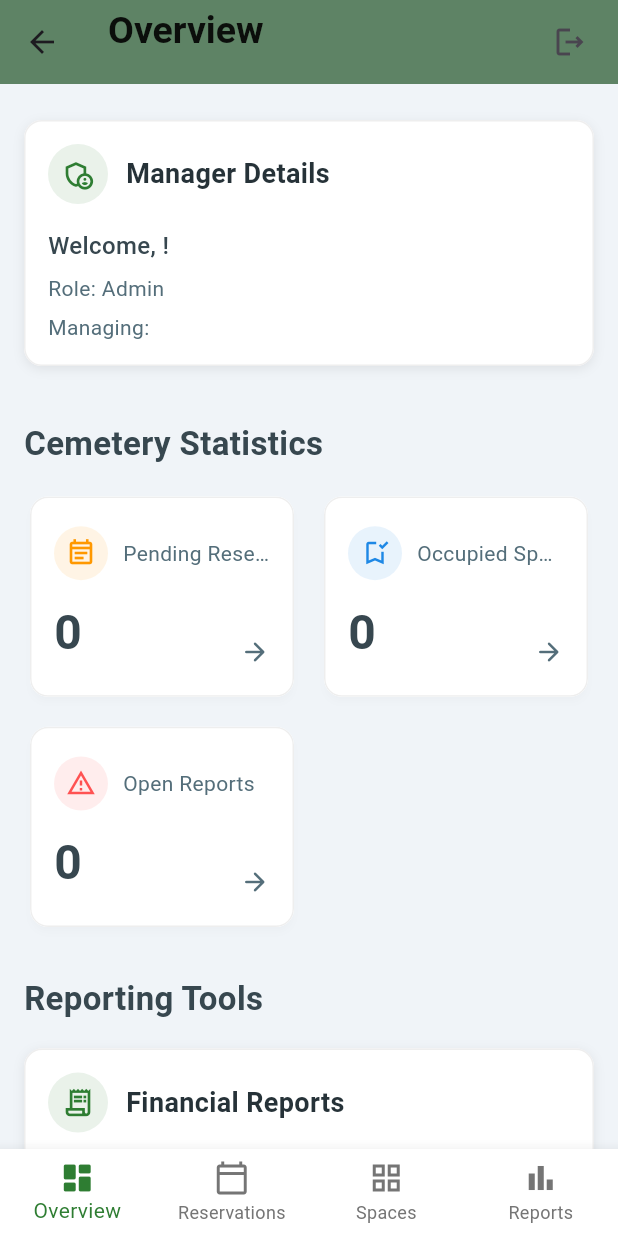
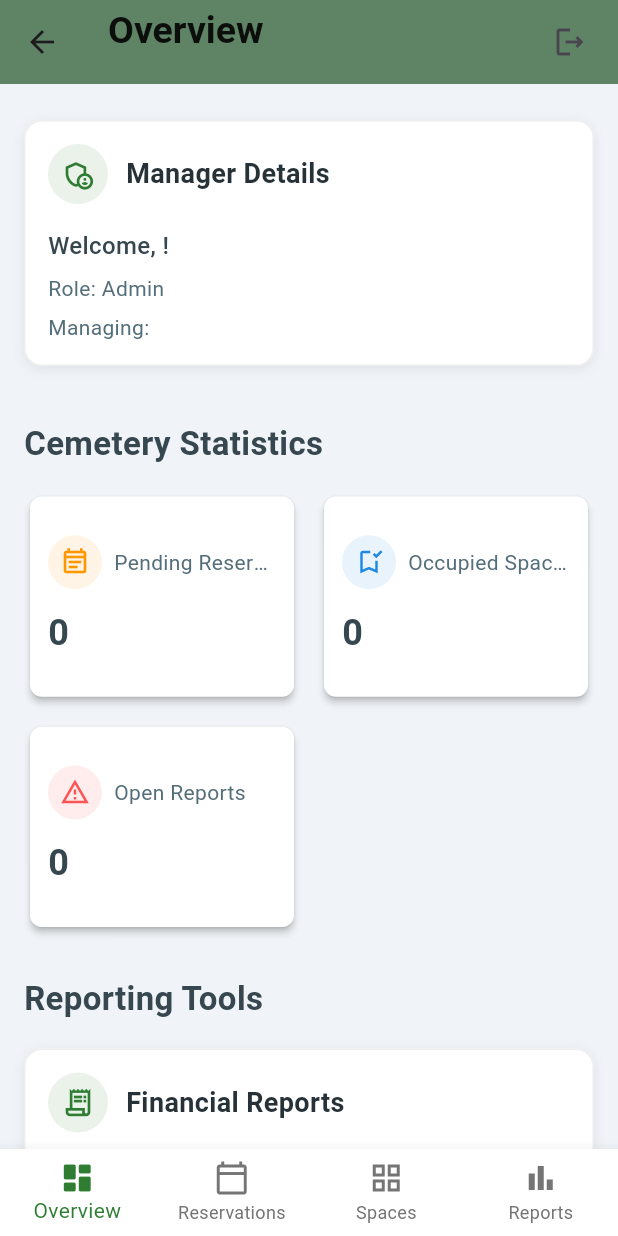
Before and after one commit to lilbenji03/Senior_project---cemetery-management-system, a Flutter app: the AdminDashboardScreen screen opened directly with empty values, on a phone screen of 412 x 824 dp. Run offline on Flutter 3.47's test engine with Material 3 defaults, Android fonts, the phone set to English and light mode, and no system bars; our stand-ins replace flutter_markdown, pdf, printing, shared_preferences, supabase_flutter; accounts and stored records are empty; network calls fail.

Commit message:
last adjustiments

```diff
--- a/lib/models/admin_payment_report_model.dart
+++ b/lib/models/admin_payment_report_model.dart
@@ -32,14 +32,13 @@ class PaymentDetail {
     }
   }
 
+  // MODIFIED: Changed currency symbol to 'Ksh.'
   String get formattedAmount =>
-      NumberFormat.currency(symbol: '₱', decimalDigits: 2).format(amount);
+      NumberFormat.currency(symbol: 'Ksh. ', decimalDigits: 2).format(amount);
   String get formattedDate => DateFormat.yMMMd().format(paymentDate);
 }
 
-// AdminPaymentReport class remains unchanged.
 class AdminPaymentReport {
-  // ... (no changes needed here)
   final double totalRevenue;
   final int totalTransactions;
   final DateTime startDate;
@@ -78,8 +77,10 @@ class AdminPaymentReport {
     );
   }
 
+  // MODIFIED: Changed currency symbol to 'Ksh.'
   String get formattedTotalRevenue =>
-      NumberFormat.currency(symbol: '₱', decimalDigits: 2).format(totalRevenue);
+      NumberFormat.currency(symbol: 'Ksh. ', decimalDigits: 2)
+          .format(totalRevenue);
   String get formattedDateRange =>
       '${DateFormat.yMMMd().format(startDate)} - ${DateFormat.yMMMd().format(endDate)}';
 }
--- a/lib/screens/admin/manage_reservations_admin_screen.dart
+++ b/lib/screens/admin/manage_reservations_admin_screen.dart
@@ -106,7 +106,6 @@ class _ManageReservationsAdminScreenState
     }
   }
 
-  /// --- THIS IS THE CORRECTED METHOD ---
   /// Fetches reservation data from the database.
   /// The [showLoadingIndicator] flag prevents the UI from flashing a loading
   /// spinner during background refreshes triggered by real-time events.
@@ -125,7 +124,6 @@ class _ManageReservationsAdminScreenState
       var query = Supabase.instance.client
           .from('detailed_reservations')
           .select('*')
-          // FIX: Removed the erroneous space between 'widget.c' and 'cemeteryId'
           .eq('cemetery_id', widget.cemeteryId!);
 
       if (_selectedFilterStatus != null) {
@@ -349,6 +347,19 @@ class _ManageReservationsAdminScreenState
                       "Expires:", _formatDateTime(reservation.expiresAt)),
                 _detailDialogRow("Est. Cost:",
                     "KES ${reservation.estimatedCost.toStringAsFixed(2)}"),
+
+                // --- MODIFICATION START: Added Burial Information ---
+                if (reservation.deceasedName != null &&
+                    reservation.deceasedName!.isNotEmpty)
+                  _detailDialogRow("Deceased Name:", reservation.deceasedName!),
+                if (reservation.selectedBurialDate != null)
+                  _detailDialogRow("Burial Date:",
+                      _formatDateTime(reservation.selectedBurialDate)),
+                if (reservation.burialPermitNumber != null &&
+                    reservation.burialPermitNumber!.isNotEmpty)
+                  _detailDialogRow(
+                      "Burial Permit #:", reservation.burialPermitNumber!),
+                // --- MODIFICATION END ---
               ],
             ),
           ),
--- a/lib/screens/admin/widgets/admin_stat_card.dart
+++ b/lib/screens/admin/widgets/admin_stat_card.dart
@@ -1,6 +1,7 @@
+// lib/screens/admin/widgets/admin_stat_card.dart (Hypothetical/Example)
 import 'package:flutter/material.dart';
-import '../../../constants/app_colors.dart';
-import '../../../constants/app_styles.dart';
+import 'package:cmc/constants/app_colors.dart'; // Assuming you have this
+import 'package:cmc/constants/app_styles.dart'; // Assuming you have this
 
 class AdminStatCard extends StatelessWidget {
   final IconData iconData;
@@ -14,79 +15,59 @@ class AdminStatCard extends StatelessWidget {
     required this.iconData,
     required this.label,
     required this.value,
-    this.iconColor = AppColors.primaryText,
+    required this.iconColor,
     this.onTap,
   });
 
   @override
   Widget build(BuildContext context) {
-    // A Tooltip is added for better UX, showing the full label on hover or long-press.
-    return Tooltip(
-      message: label,
-      child: Card(
-        // Use the Card's own properties for a cleaner implementation.
-        elevation: AppStyles.elevationLow, // e.g., 2.0
-        shadowColor: Colors.black.withOpacity(0.08),
-        color: AppColors.cardBackground,
-        shape: RoundedRectangleBorder(
-          borderRadius: AppStyles.cardBorderRadius,
-          side: BorderSide(color: Colors.grey.shade200, width: 1),
-        ),
-        // This ensures the InkWell splash effect is clipped to the card's rounded corners.
-        clipBehavior: Clip.antiAlias,
+    return Card(
+      color: Colors.white,
+      shape: RoundedRectangleBorder(borderRadius: BorderRadius.circular(8.0)),
+      elevation: 2,
       child: InkWell(
         onTap: onTap,
+        borderRadius: BorderRadius.circular(8.0),
         child: Padding(
-            padding: const EdgeInsets.all(16.0),
+          padding: const EdgeInsets.all(12.0),
           child: Column(
-              mainAxisAlignment: MainAxisAlignment.center,
+            // This is the Column mentioned in the error at line 41 (or similar)
+            mainAxisAlignment:
+                MainAxisAlignment.center, // or MainAxisAlignment.start
             crossAxisAlignment: CrossAxisAlignment.start,
             children: [
-                // --- HEADER ---
               Row(
                 children: [
-                    CircleAvatar(
-                      radius: 18,
-                      backgroundColor: iconColor.withOpacity(0.1),
-                      child: Icon(iconData, size: 20, color: iconColor),
+                  Container(
+                    padding: const EdgeInsets.all(8),
+                    decoration: BoxDecoration(
+                      color: iconColor.withOpacity(0.1),
+                      shape: BoxShape.circle,
                     ),
-                    const SizedBox(width: 10),
+                    child: Icon(iconData, color: iconColor, size: 20),
+                  ),
+                  const SizedBox(width: 8),
+                  // This Text widget might be the one causing overflow if it's too long
+                  // and not constrained.
                   Expanded(
+                    // ✅ FIX 1: Wrap the label Text with Expanded
                     child: Text(
                       label,
-                        style: AppStyles.bodyText2,
-                        maxLines: 1,
-                        overflow: TextOverflow.ellipsis,
+                      style: AppStyles.bodyText2, // Adjust style if needed
+                      overflow: TextOverflow
+                          .ellipsis, // ✅ FIX 2: Add overflow ellipsis
+                      maxLines: 1, // ✅ FIX 3: Limit max lines
                     ),
                   ),
                 ],
               ),
-                const SizedBox(height: 12),
-
-                // --- VALUE ---
-                Row(
-                  crossAxisAlignment: CrossAxisAlignment.end,
-                  children: [
+              const SizedBox(height: 12), // This spacing might be too much
               Text(
                 value,
-                      style: const TextStyle(
-                        fontSize: 32,
-                        fontWeight: FontWeight.bold,
-                        color: AppColors.primaryText,
-                      ),
-                    ),
-                    const Spacer(),
-                    // Add a clear visual indicator if the card is tappable
-                    if (onTap != null)
-                      const Icon(
-                        Icons.arrow_forward_rounded,
-                        color: AppColors.secondaryText,
-                        size: 20,
+                style: AppStyles.titleStyle
+                    .copyWith(fontSize: 24), // Adjust font size if too large
               ),
             ],
-                ),
-              ],
-            ),
           ),
         ),
       ),
```
Lines whose indentation alone changed are shown as unchanged.
